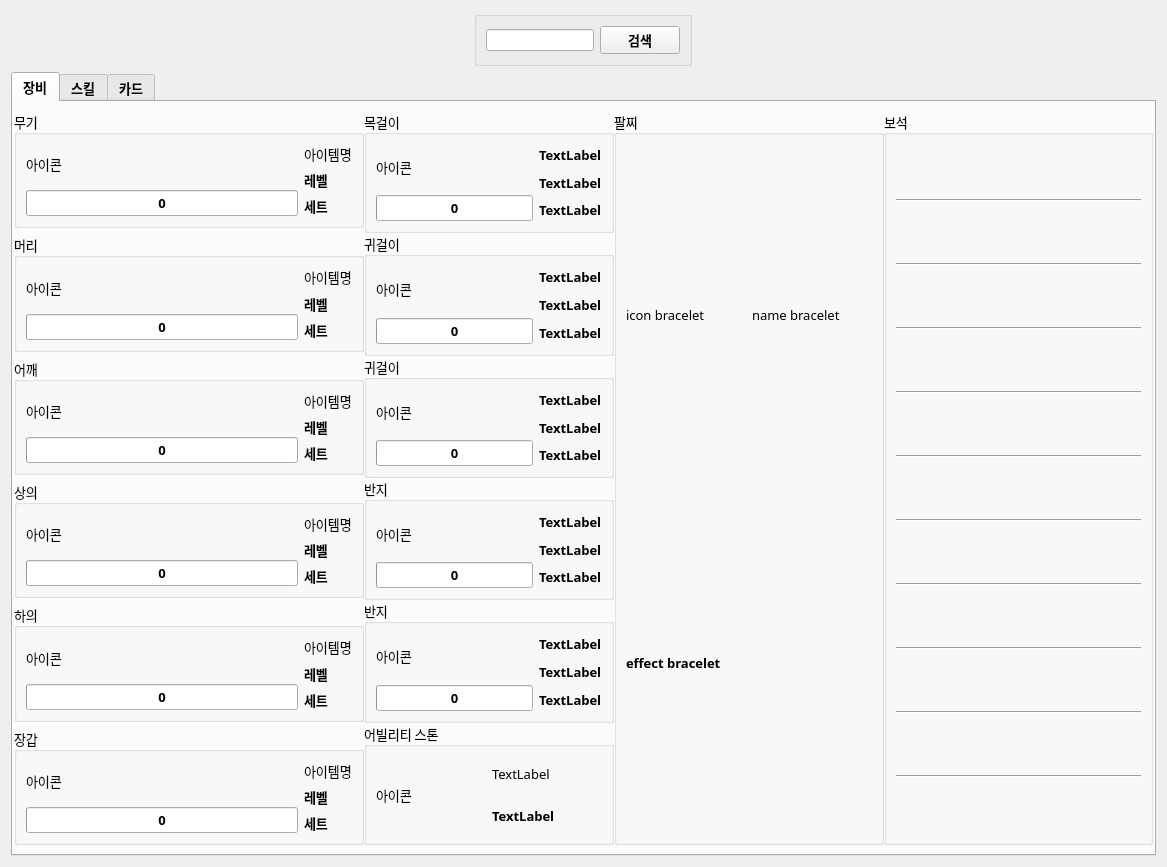
Qt form Profile/profile.ui (Wseop/Qt_LoaTools) before a commit.
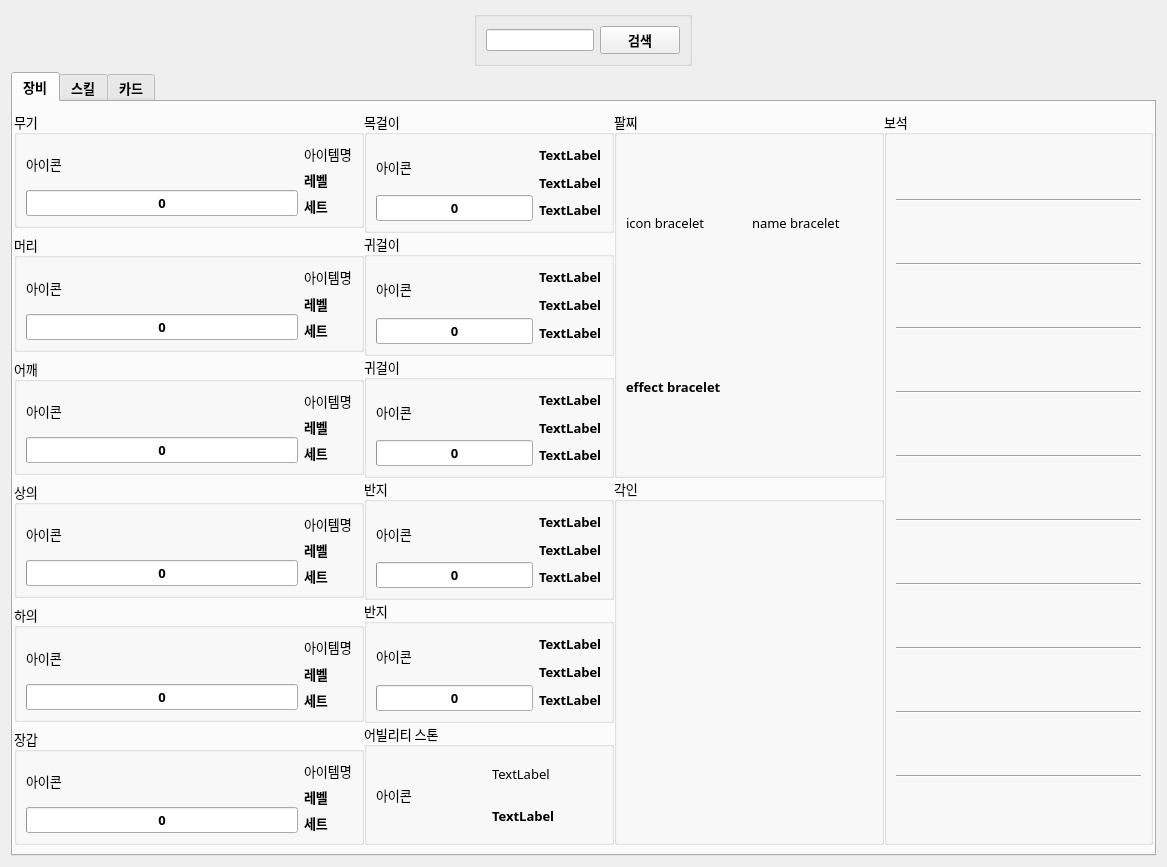
The same form after that commit.

Commit message:
Profile 기능 추가 - 각인 정보 parsing
버그 Fix
- File 사용 후 close 처리 @ loadEngraveList()
- Json parsing 중 key값이 유동적인 case 처리 @ updateEquip()

The edit to the form file:
```diff
--- a/Profile/profile.ui
+++ b/Profile/profile.ui
@@ -1356,6 +1356,28 @@
            </layout>
           </widget>
          </item>
+         <item>
+          <widget class="QGroupBox" name="groupEngrave">
+           <property name="font">
+            <font>
+             <family>나눔스퀘어 네오 Regular</family>
+             <pointsize>10</pointsize>
+             <bold>false</bold>
+            </font>
+           </property>
+           <property name="title">
+            <string>각인</string>
+           </property>
+           <layout class="QVBoxLayout" name="verticalLayout_29">
+            <item>
+             <layout class="QVBoxLayout" name="vLayoutEngrave"/>
+            </item>
+            <item>
+             <layout class="QVBoxLayout" name="vLayoutPenalty"/>
+            </item>
+           </layout>
+          </widget>
+         </item>
         </layout>
        </item>
        <item>
```
The commit also changes 3 other files.
